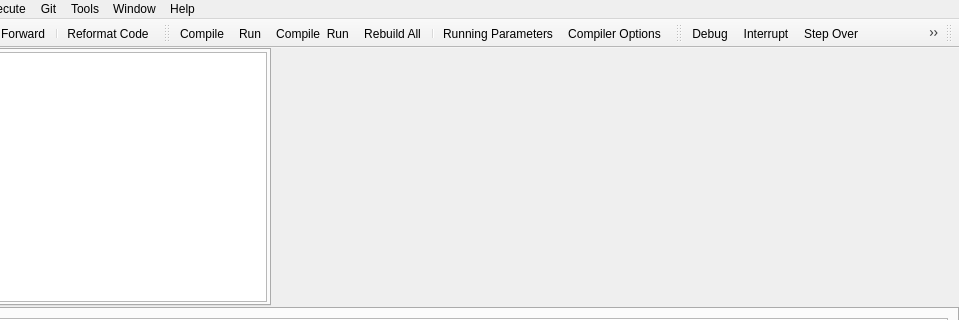
Above: RedPandaIDE/mainwindow.ui from royqh1979/RedPanda-CPP before the change; both pictures show x 346 to 1305 and y 0 to 320 of the 1305 by 627 pixel window. Below: the same form after it.
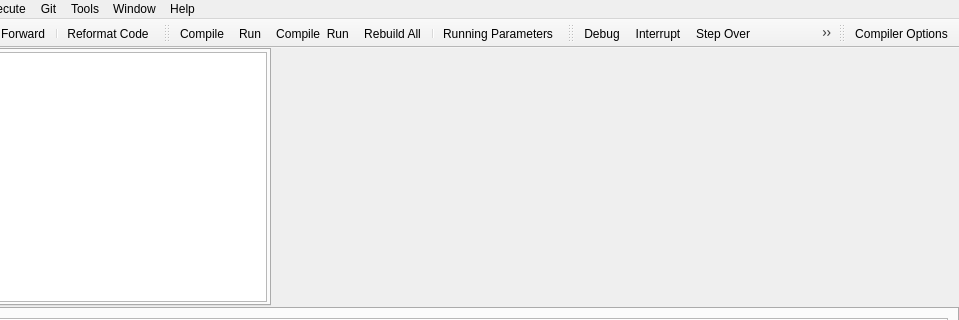
That is the form after the change. Icons and pictures are not drawn. Custom widgets are drawn as their Qt base class.

Commit message: change "compiler options" tool button's position in the toolbar

Diff of the .ui file:
```diff
--- a/RedPandaIDE/mainwindow.ui
+++ b/RedPandaIDE/mainwindow.ui
@@ -1835,7 +1835,6 @@
    <addaction name="actionRebuild"/>
    <addaction name="separator"/>
    <addaction name="actionRun_Parameters"/>
-   <addaction name="actionCompiler_Options"/>
   </widget>
   <widget class="QToolBar" name="toolbarDebug">
    <property name="windowTitle">
@@ -1879,6 +1878,7 @@
    <attribute name="toolBarBreak">
     <bool>false</bool>
    </attribute>
+   <addaction name="actionCompiler_Options"/>
   </widget>
   <action name="actionNew">
    <property name="icon">
```
The commit also changes 1 other file.
